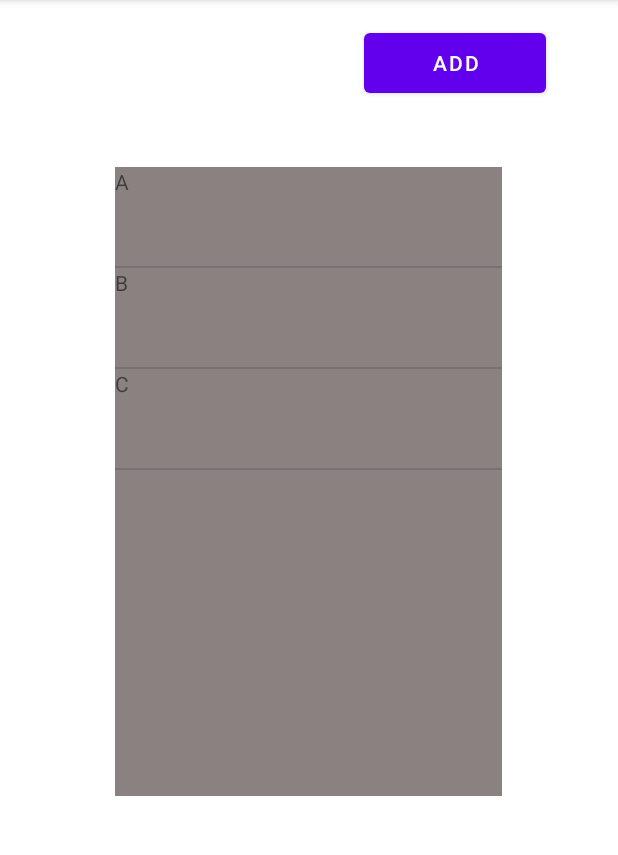
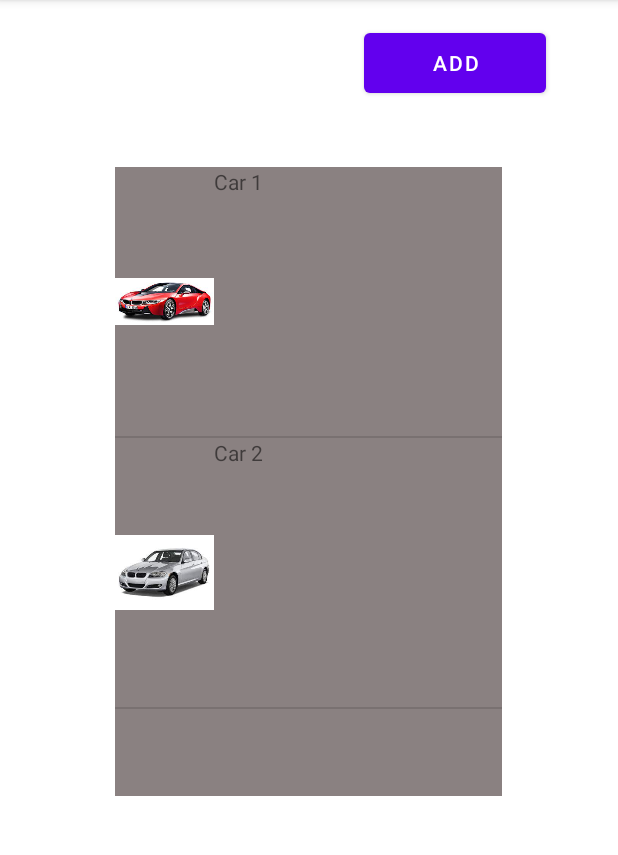
Before and after one commit to PhilipNS98/FirstAndroidStudioApp, an Android app: the MainActivityListView screen opened directly, with no data from a screen before it, on a phone screen of 412 x 824 dp, the part 84-939 px from its top. Run offline under Robolectric (Android 15) with nearby library versions, the phone set to English and light mode, and no system bars.

Commit message:
custom adapter added

```diff
--- a/app/src/main/java/com/example/helloworld/MainActivityListView.java
+++ b/app/src/main/java/com/example/helloworld/MainActivityListView.java
@@ -3,12 +3,16 @@ package com.example.helloworld;
 import androidx.appcompat.app.AppCompatActivity;
 
 import android.annotation.SuppressLint;
+import android.content.ClipData;
 import android.content.Intent;
 import android.os.Bundle;
 import android.view.View;
 import android.widget.ArrayAdapter;
 import android.widget.ListView;
 import android.widget.TextView;
+
+import com.example.helloworld.adapter.MyAdapter;
+import com.example.helloworld.model.Item;
 
 import java.util.ArrayList;
 import java.util.Arrays;
@@ -19,7 +23,8 @@ public class MainActivityListView extends AppCompatActivity {
     private ListView listView;
 
     private ArrayAdapter<String> adapter;
-    private List<String> values = new ArrayList<>();
+    private MyAdapter myAdapter;
+    private List<Item> values = new ArrayList<>();
 
 
     @SuppressLint("MissingInflatedId")
@@ -29,8 +34,9 @@ public class MainActivityListView extends AppCompatActivity {
         setContentView(R.layout.activity_main_list_view);
         addValues();
         listView = findViewById(R.id.listView);
-        adapter = new ArrayAdapter<>(this, R.layout.myrow, R.id.rowTextView, values);
-        listView.setAdapter(adapter);
+        // adapter = new ArrayAdapter<>(this, R.layout.myrow, R.id.rowTextView, values);
+        myAdapter = new MyAdapter(values, this);
+        listView.setAdapter(myAdapter);
 
         listView.setOnItemClickListener((listView, linearLayout, pos, id) ->{
             TextView tv = linearLayout.findViewById(R.id.rowTextView);
@@ -43,14 +49,13 @@ public class MainActivityListView extends AppCompatActivity {
 
     public void addPressed(View view){
         System.out.println("Add pressed");
-        values.add("New Value");
+        values.add(new Item("New Item", 0));
         adapter.notifyDataSetChanged(); //Should update the layout
     }
 
 
     private void addValues(){
-        values.add("A");
-        values.add("B");
-        values.add("C");
+        values.add(new Item("Car 1", R.drawable.car1));
+        values.add(new Item("Car 2", R.drawable.car2));
     }
 }
--- /dev/null
+++ b/app/src/main/java/com/example/helloworld/adapter/MyAdapter.java
@@ -0,0 +1,55 @@
+package com.example.helloworld.adapter;
+
+import android.content.Context;
+import android.view.LayoutInflater;
+import android.view.View;
+import android.view.ViewGroup;
+import android.widget.BaseAdapter;
+import android.widget.ImageView;
+import android.widget.TextView;
+
+import com.example.helloworld.R;
+import com.example.helloworld.model.Item;
+
+import java.util.List;
+
+public class MyAdapter extends BaseAdapter {
+
+    private List<Item> items;
+    private LayoutInflater inflater;
+
+    public MyAdapter(List<Item> item, Context context) {
+        this.items = item;
+        inflater = LayoutInflater.from(context);
+    }
+
+    @Override
+    public int getCount() {
+        return items.size();
+    }
+
+    @Override
+    public Object getItem(int position) {
+        return items.get(position);
+    }
+
+    @Override
+    public long getItemId(int position) {
+        return position;
+    }
+
+    @Override
+    public View getView(int position, View view, ViewGroup parent) {
+        // inflate
+        if (view == null) {
+            view = inflater.inflate(R.layout.myrow, null);
+        }
+        TextView textView = view.findViewById(R.id.rowTextView);
+        textView.setText(items.get(position).getText());
+        ImageView imageView = view.findViewById(R.id.rowImageView);
+        imageView.setImageResource(items.get(position).getImage());
+
+
+        return view;
+    }
+}
--- /dev/null
+++ b/app/src/main/java/com/example/helloworld/model/Item.java
@@ -0,0 +1,35 @@
+package com.example.helloworld.model;
+
+public class Item {
+    private String text;
+    private int image;
+
+    public Item(String text, int image) {
+        this.text = text;
+        this.image = image;
+    }
+
+    public String getText() {
+        return text;
+    }
+
+    public void setText(String text) {
+        this.text = text;
+    }
+
+    public int getImage() {
+        return image;
+    }
+
+    public void setImage(int image) {
+        this.image = image;
+    }
+
+    @Override
+    public String toString() {
+        return "item{" +
+                "text='" + text + '\'' +
+                ", image=" + image +
+                '}';
+    }
+}
--- a/app/src/main/res/layout/myrow.xml
+++ b/app/src/main/res/layout/myrow.xml
@@ -1,13 +1,23 @@
 <?xml version="1.0" encoding="utf-8"?>
 <LinearLayout xmlns:android="http://schemas.android.com/apk/res/android"
+    xmlns:app="http://schemas.android.com/apk/res-auto"
+    xmlns:tools="http://schemas.android.com/tools"
     android:id="@+id/rowLinearLayout"
     android:layout_width="match_parent"
     android:layout_height="match_parent"
-    android:orientation="vertical">
+    android:orientation="horizontal">
+
+    <ImageView
+        android:id="@+id/rowImageView"
+        android:layout_width="107dp"
+        android:layout_height="179dp"
+        android:layout_weight="1"
+        tools:srcCompat="@tools:sample/avatars" />
 
     <TextView
         android:id="@+id/rowTextView"
-        android:layout_width="match_parent"
-        android:layout_height="66dp"
+        android:layout_width="192dp"
+        android:layout_height="179dp"
         android:text="TextView" />
+
 </LinearLayout>
```
Also changed, not shown: app/src/main/res/drawable/car0.jpeg (added), app/src/main/res/drawable/car1.jpeg (added), app/src/main/res/drawable/car2.jpeg (added).
